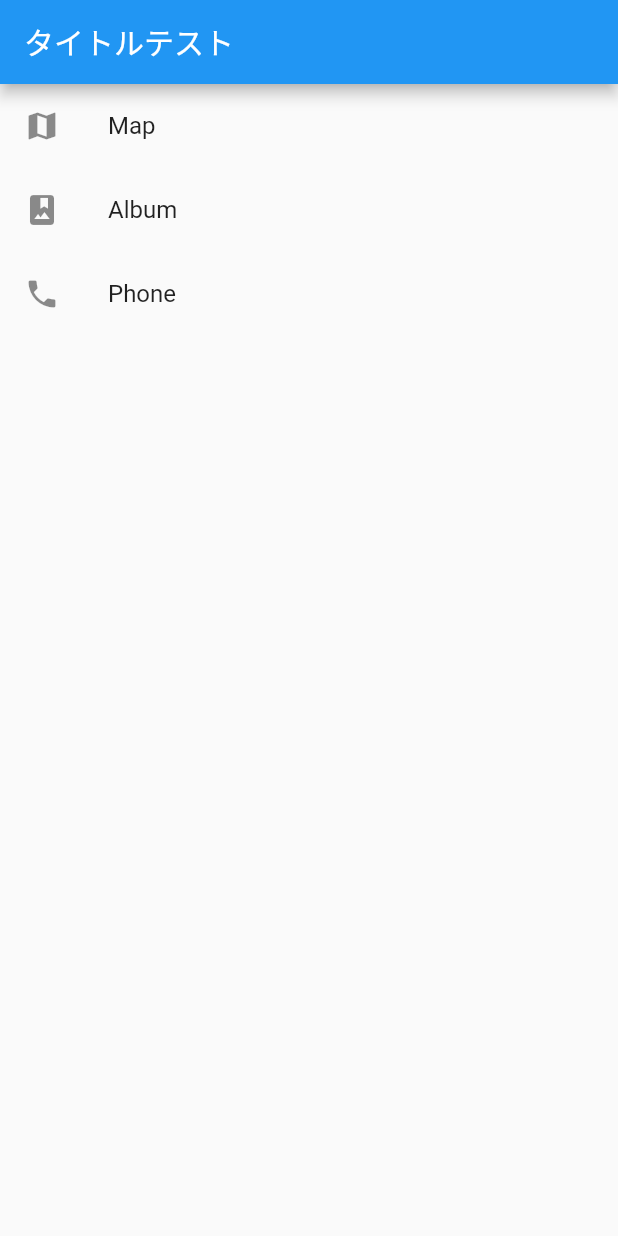
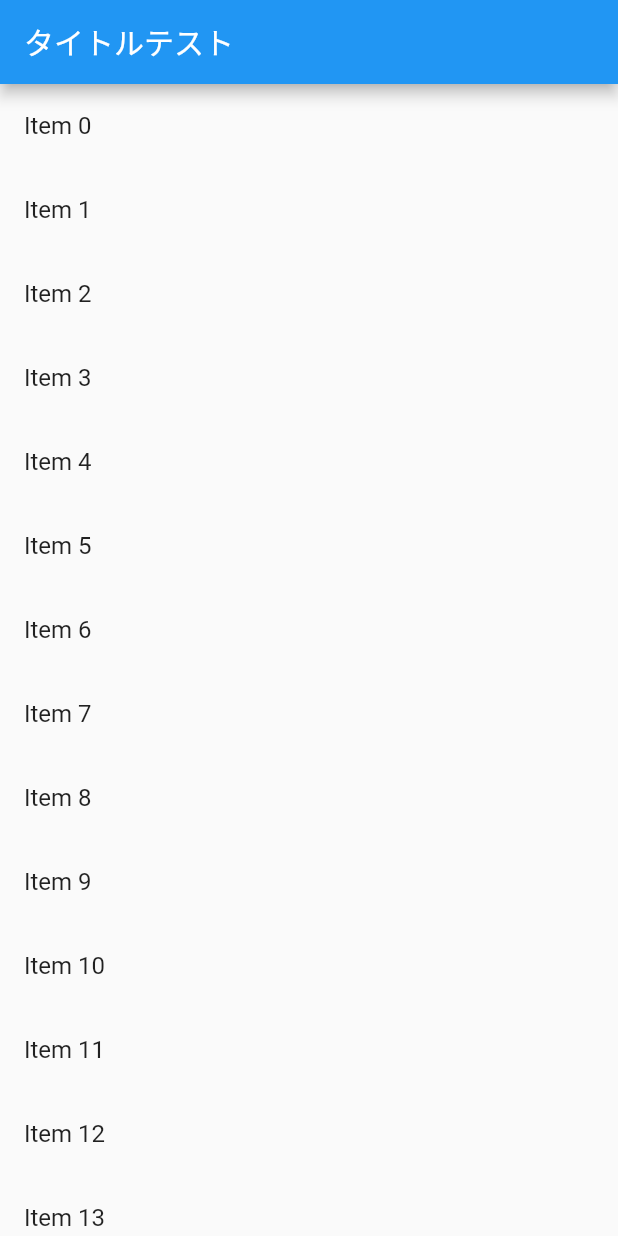
Before and after one commit to knts0/flutter_app, a Flutter app: the screen it shows after launch, on a phone screen of 412 x 824 dp. Run offline on Flutter 3.47's test engine with Material 2 defaults, Android fonts, the phone set to English and light mode, and no system bars.

Commit message:
add dynamic ListView

```diff
--- a/lib/main.dart
+++ b/lib/main.dart
@@ -62,6 +62,8 @@
     });
   }
 
+  final items = List<String>.generate(10000, (i) => "Item $i");
+
   @override
   Widget build(BuildContext context) {
     // This method is rerun every time setState is called, for instance as done
@@ -78,21 +80,13 @@
       ),
       body: Container(
         width: double.infinity,
-        child: ListView(
-          children: <Widget>[
-            ListTile(
-              leading: Icon(Icons.map),
-              title: Text('Map'),
-            ),
-            ListTile(
-              leading: Icon(Icons.photo_album),
-              title: Text('Album'),
-            ),
-            ListTile(
-              leading: Icon(Icons.phone),
-              title: Text('Phone'),
-            )
-          ],
+        child: ListView.builder(
+          itemCount: items.length,
+          itemBuilder: (context, index) {
+            return ListTile(
+              title: Text('${items[index]}'),
+            );
+          },
         )
       ),
     );
```
